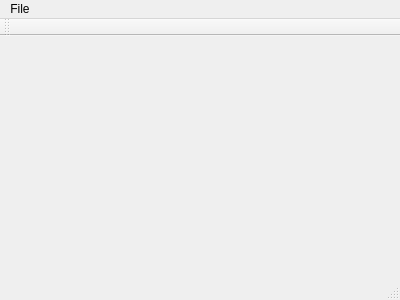
Above: mainwindow.ui from fr3d741/SoccerStats before the change. Below: the same form after it.
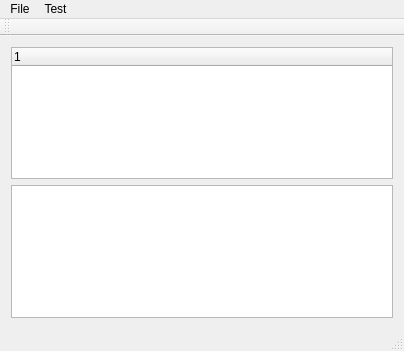
That is the form after the change.

What changed in the file:
```diff
--- a/mainwindow.ui
+++ b/mainwindow.ui
@@ -6,20 +6,35 @@
    <rect>
     <x>0</x>
     <y>0</y>
-    <width>400</width>
-    <height>300</height>
+    <width>404</width>
+    <height>351</height>
    </rect>
   </property>
   <property name="windowTitle">
    <string>MainWindow</string>
   </property>
-  <widget class="QWidget" name="centralWidget"/>
+  <widget class="QWidget" name="centralWidget">
+   <layout class="QVBoxLayout" name="verticalLayout">
+    <item>
+     <widget class="QTreeWidget" name="treeWidget">
+      <column>
+       <property name="text">
+        <string notr="true">1</string>
+       </property>
+      </column>
+     </widget>
+    </item>
+    <item>
+     <widget class="QTableWidget" name="tableWidget"/>
+    </item>
+   </layout>
+  </widget>
   <widget class="QMenuBar" name="menuBar">
    <property name="geometry">
     <rect>
      <x>0</x>
      <y>0</y>
-     <width>400</width>
+     <width>404</width>
      <height>21</height>
     </rect>
    </property>
@@ -29,7 +44,14 @@
     </property>
     <addaction name="actionRefresh"/>
    </widget>
+   <widget class="QMenu" name="menuTest">
+    <property name="title">
+     <string>Test</string>
+    </property>
+    <addaction name="actionFile"/>
+   </widget>
    <addaction name="menuFile"/>
+   <addaction name="menuTest"/>
   </widget>
   <widget class="QToolBar" name="mainToolBar">
    <attribute name="toolBarArea">
```
Left out of the diff: 5 changed lines with no effect on the pictures.
